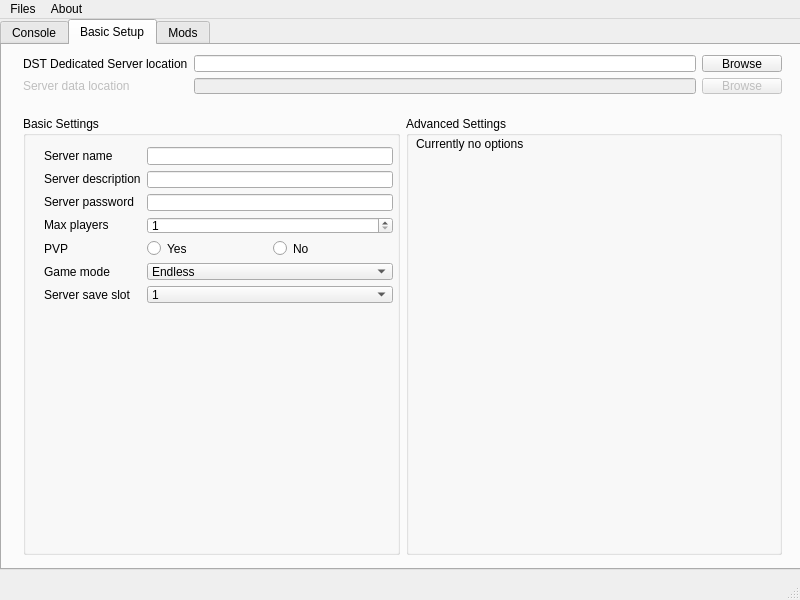
Qt form mainwindow.ui (KKyang/DSTDedicatedServerGUI) before a commit.
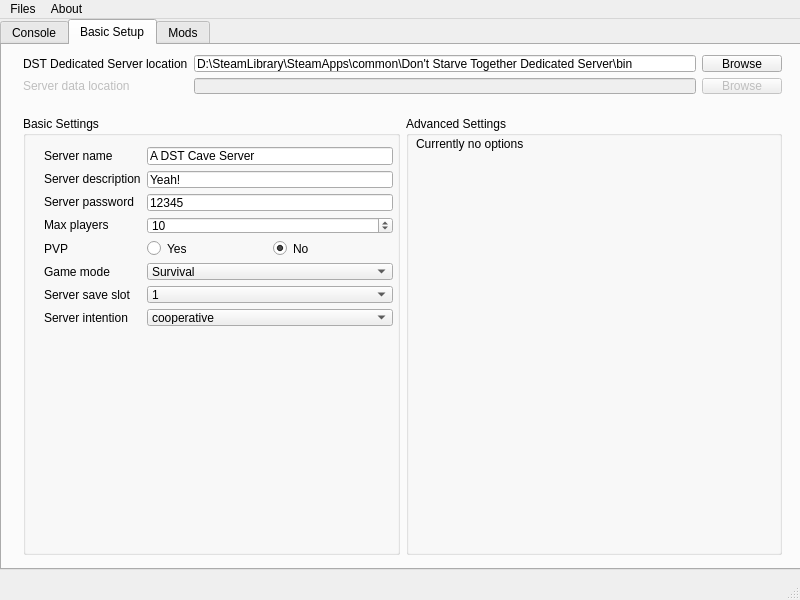
The same form after that commit.

What changed in the file:
```diff
--- a/mainwindow.ui
+++ b/mainwindow.ui
@@ -112,7 +112,7 @@
      <attribute name="title">
       <string>Basic Setup</string>
      </attribute>
-     <widget class="QWidget" name="">
+     <widget class="QWidget" name="layoutWidget">
       <property name="geometry">
        <rect>
         <x>10</x>
@@ -127,13 +127,13 @@
          <property name="title">
           <string>Basic Settings</string>
          </property>
-         <widget class="QWidget" name="">
+         <widget class="QWidget" name="layoutWidget">
           <property name="geometry">
            <rect>
             <x>10</x>
             <y>20</y>
             <width>371</width>
-            <height>178</height>
+            <height>201</height>
            </rect>
           </property>
           <layout class="QHBoxLayout" name="horizontalLayout_8">
@@ -188,18 +188,37 @@
                </property>
               </widget>
              </item>
+             <item>
+              <widget class="QLabel" name="label_11">
+               <property name="text">
+                <string>Server intention</string>
+               </property>
+              </widget>
+             </item>
             </layout>
            </item>
            <item>
             <layout class="QVBoxLayout" name="verticalLayout_6">
              <item>
-              <widget class="QLineEdit" name="lineEdit_servername"/>
+              <widget class="QLineEdit" name="lineEdit_servername">
+               <property name="text">
+                <string>A DST Cave Server</string>
+               </property>
+              </widget>
              </item>
              <item>
-              <widget class="QLineEdit" name="lineEdit_serverDescription"/>
+              <widget class="QLineEdit" name="lineEdit_serverDescription">
+               <property name="text">
+                <string>Yeah!</string>
+               </property>
+              </widget>
              </item>
              <item>
-              <widget class="QLineEdit" name="lineEdit_serverPassword"/>
+              <widget class="QLineEdit" name="lineEdit_serverPassword">
+               <property name="text">
+                <string>12345</string>
+               </property>
+              </widget>
              </item>
              <item>
               <widget class="QSpinBox" name="spinBox_serverMaxPlayers">
@@ -209,6 +228,9 @@
                <property name="maximum">
                 <number>64</number>
                </property>
+               <property name="value">
+                <number>10</number>
+               </property>
               </widget>
              </item>
              <item>
@@ -225,12 +247,18 @@
                  <property name="text">
                   <string>No</string>
                  </property>
+                 <property name="checked">
+                  <bool>true</bool>
+                 </property>
                 </widget>
                </item>
               </layout>
              </item>
              <item>
               <widget class="QComboBox" name="comboBox_gamemode">
+               <property name="currentIndex">
+                <number>1</number>
+               </property>
                <item>
                 <property name="text">
                  <string>Endless</string>
@@ -280,6 +308,15 @@
                </item>
               </widget>
              </item>
+             <item>
+              <widget class="QComboBox" name="comboBox_serverIntention">
+               <item>
+                <property name="text">
+                 <string>cooperative</string>
+                </property>
+               </item>
+              </widget>
+             </item>
             </layout>
            </item>
           </layout>
@@ -308,7 +345,7 @@
        </item>
       </layout>
      </widget>
-     <widget class="QWidget" name="">
+     <widget class="QWidget" name="layoutWidget">
       <property name="geometry">
        <rect>
         <x>10</x>
@@ -344,7 +381,11 @@
          <item>
           <layout class="QHBoxLayout" name="horizontalLayout_3">
            <item>
-            <widget class="QLineEdit" name="lineEdit_dedicatedServerLocation"/>
+            <widget class="QLineEdit" name="lineEdit_dedicatedServerLocation">
+             <property name="text">
+              <string>D:\SteamLibrary\SteamApps\common\Don't Starve Together Dedicated Server\bin</string>
+             </property>
+            </widget>
            </item>
            <item>
             <widget class="QPushButton" name="pushButton_browseDedicatedServerLocation">
```
Left out of the diff: 4 changed lines with no effect on the pictures.
